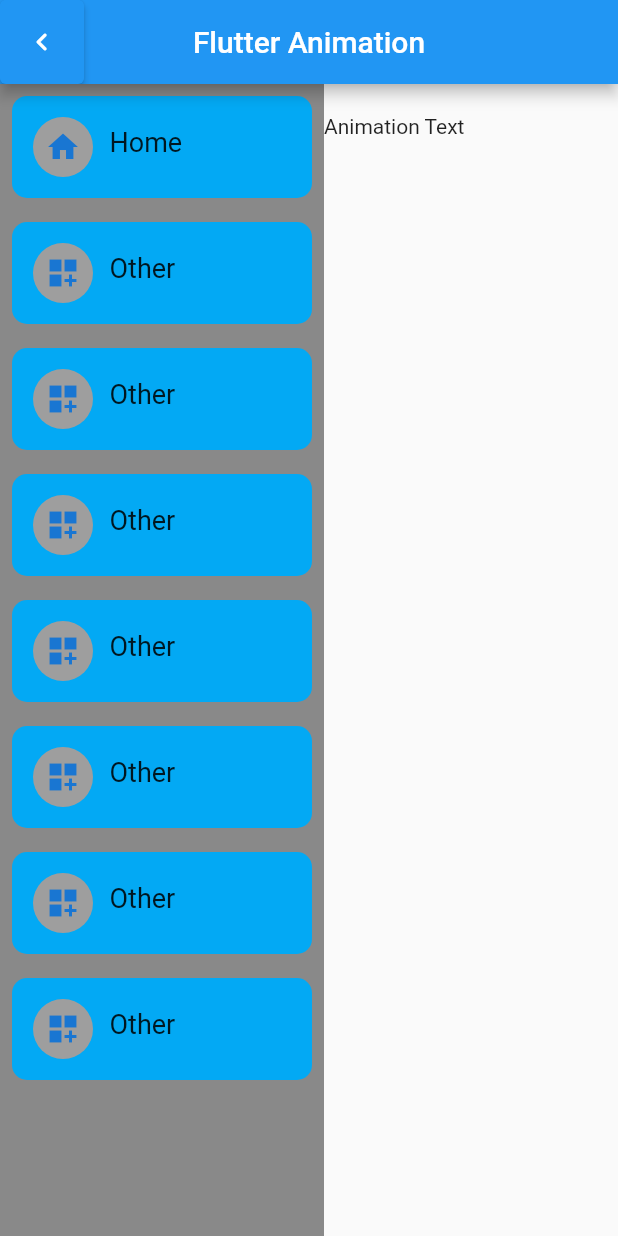
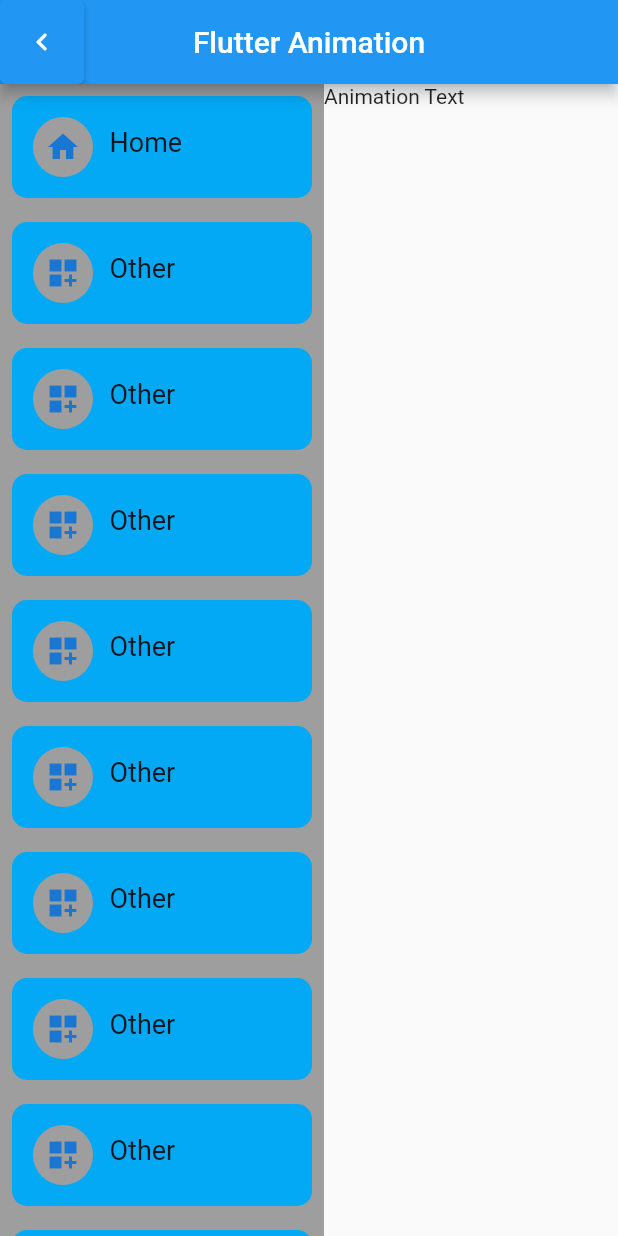
Before and after one commit to 0x1m4o/Flutter-Animation, a Flutter app: the screen it shows after launch, after a tap on the "keyboard arrow right" icon, on a phone screen of 412 x 824 dp. Run offline on Flutter 3.47's test engine with Material 2 defaults, Android fonts, the phone set to English and light mode, and no system bars; our stand-ins replace get.

Commit message:
Create a drawer with built in widget(Animated Container) and Tween Animation Builder

```diff
--- a/lib/app/modules/home/views/home_view.dart
+++ b/lib/app/modules/home/views/home_view.dart
@@ -29,8 +29,8 @@ class HomeView extends StatelessWidget {
         body: Row(children: [
           Stack(children: [
             Container(
-              height: heightQ,
-              color: Colors.black45,
+              color: Colors.grey,
+              child: SingleChildScrollView(
                 child: Column(
                   children: [
                     Padding(
@@ -121,7 +121,41 @@ class HomeView extends StatelessWidget {
                         ),
                       ),
                     ),
+                    Padding(
+                      padding: const EdgeInsets.all(8.0),
+                      child: ClipRRect(
+                        borderRadius: BorderRadius.circular(10),
+                        child: DrawerTile(
+                          homeC: homeC,
+                          icon: Icons.dashboard_customize_sharp,
+                          msg: 'Other',
+                        ),
+                      ),
+                    ),
+                    Padding(
+                      padding: const EdgeInsets.all(8.0),
+                      child: ClipRRect(
+                        borderRadius: BorderRadius.circular(10),
+                        child: DrawerTile(
+                          homeC: homeC,
+                          icon: Icons.dashboard_customize_sharp,
+                          msg: 'Other',
+                        ),
+                      ),
+                    ),
+                    Padding(
+                      padding: const EdgeInsets.all(8.0),
+                      child: ClipRRect(
+                        borderRadius: BorderRadius.circular(10),
+                        child: DrawerTile(
+                          homeC: homeC,
+                          icon: Icons.dashboard_customize_sharp,
+                          msg: 'Other',
+                        ),
+                      ),
+                    ),
                   ],
+                ),
               ),
             ),
           ]),
@@ -134,10 +168,7 @@ class HomeView extends StatelessWidget {
                 builder: (context, value, child) {
                   return Opacity(
                     opacity: value,
-                    child: Padding(
-                      padding: EdgeInsets.only(top: value * 20),
                     child: child,
-                    ),
                   );
                 },
               )
@@ -166,11 +197,9 @@ class DrawerTile extends StatelessWidget {
             duration: Duration(milliseconds: 500),
             color: homeC.color.value,
             width: homeC.width.value.toDouble(),
-            child: Column(
-              children: [
-                Container(
-                  child: Row(children: [
-                    Padding(
+            child: Container(
+              alignment: Alignment.centerLeft,
+              child: Padding(
                 padding: const EdgeInsets.all(14),
                 child: Container(
                   child: CircleAvatar(
@@ -179,13 +208,9 @@ class DrawerTile extends StatelessWidget {
                   ),
                 ),
               ),
-                  ]),
-                ),
-              ],
             ),
           ),
-          Container(
-            child: Padding(
+          Padding(
             padding: const EdgeInsets.only(top: 20, left: 55),
             child: TweenAnimationBuilder(
               tween: homeC.width.value == 200
@@ -211,7 +236,6 @@ class DrawerTile extends StatelessWidget {
               },
             ),
           ),
-          ),
         ]));
   }
 }
```
Lines whose indentation alone changed are shown as unchanged.
